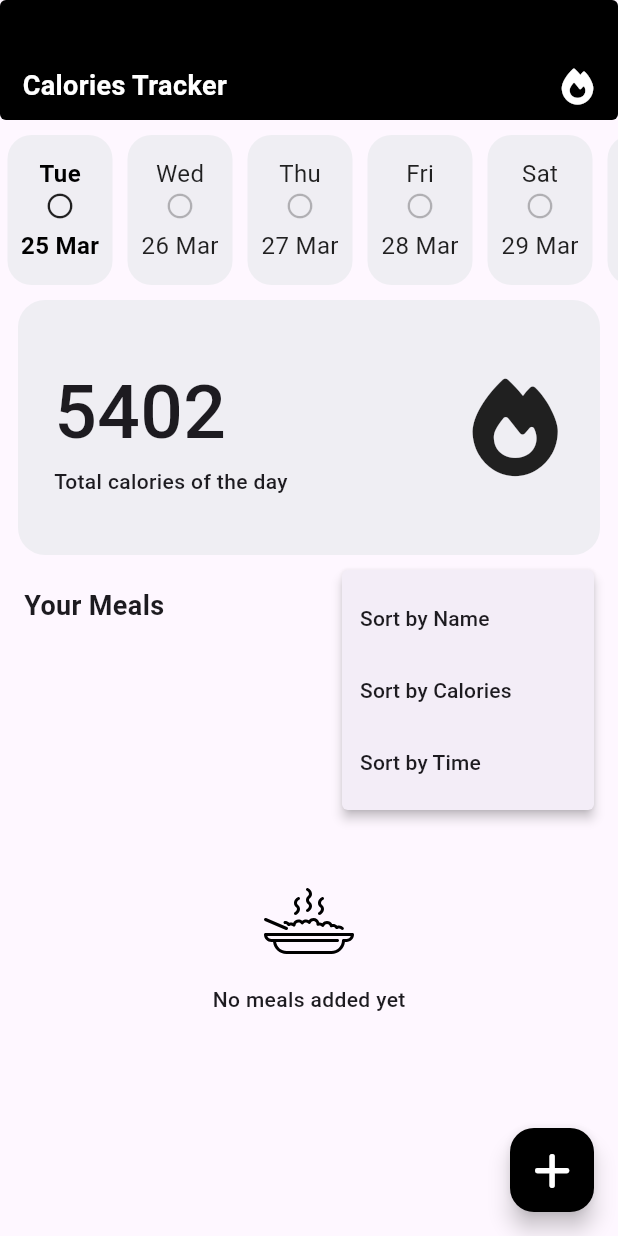
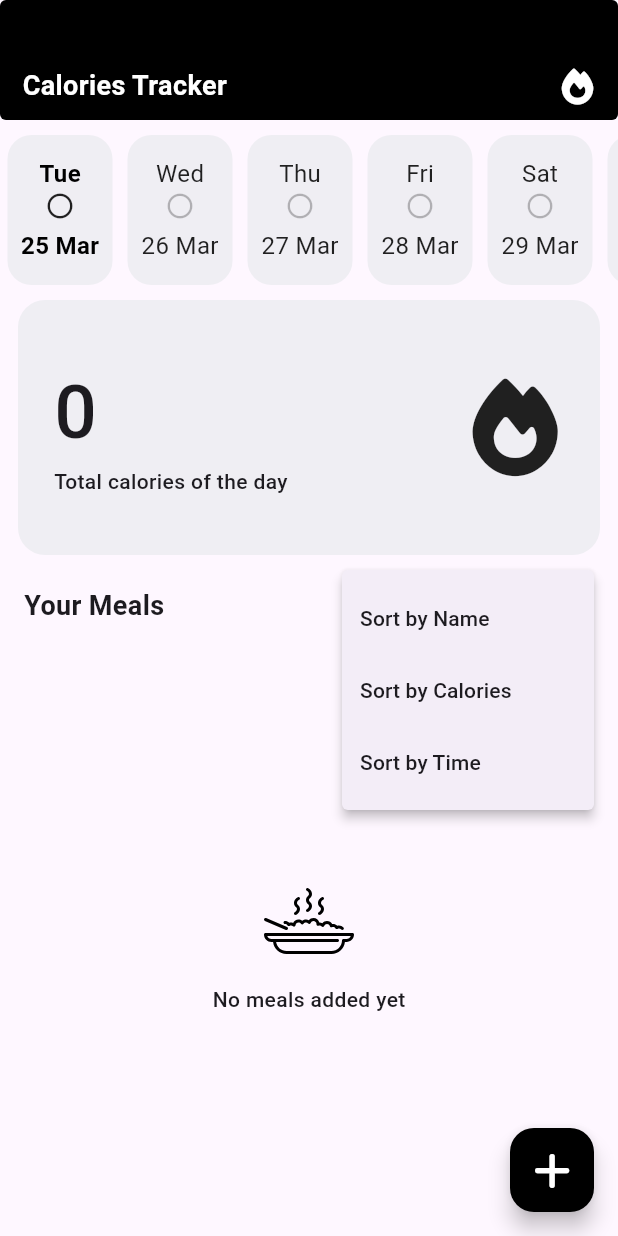
Before and after one commit to Alaataher027/meal_tracking_app, a Flutter app: the screen it shows after launch, after a tap on an icon or button, on a phone screen of 412 x 824 dp. Run offline on Flutter 3.47's test engine with Material 3 defaults, Android fonts, the phone set to English and light mode, and no system bars; our stand-ins replace bloc, flutter_bloc, flutter_svg, font_awesome_flutter, go_router, hive and 3 more; accounts and stored records are empty.

Commit message:
filter meals by the day and then sort them

```diff
--- a/lib/features/add_meal/presentation/views/widgets/add_meal_form.dart
+++ b/lib/features/add_meal/presentation/views/widgets/add_meal_form.dart
@@ -175,7 +175,7 @@ class _AddMealFormState extends State<AddMealForm> {
                           print(meal.calories);
                           print(meal.dateTime);
                           print(meal.imagePath);
-                          GoRouter.of(context).pop();
+                          // GoRouter.of(context).pop();
                         }
                       },
                       title: "Save",
--- a/lib/features/home/presentation/manager/cubits/cubit/meal_cubit.dart
+++ b/lib/features/home/presentation/manager/cubits/cubit/meal_cubit.dart
@@ -9,13 +9,16 @@ part 'meal_state.dart';
 class MealCubit extends Cubit<MealState> {
   MealCubit() : super(MealInitial());
   List<MealModel>? mealsList;
+  List<MealModel> filteredMeals = [];
+  int totalCalories = 0;
+  DateTime? selectedDate; // This can be null initially
 
   featchAllMeals() async {
-    emit(MealLoading()); // Add this state
+    emit(MealLoading());
     try {
       var mealsBox = Hive.box<MealModel>(kMealsBox);
       mealsList = mealsBox.values.toList();
-      emit(MealSuccess());
+      applyFiltersAndSort();
     } catch (e) {
       emit(MealFailure(e.toString()));
     }
@@ -23,31 +26,43 @@ class MealCubit extends Cubit<MealState> {
 
   void sortMeals(String criteria) {
     if (criteria == "name") {
-      mealsList?.sort(
-        (a, b) => (a.mealName ?? "").compareTo(b.mealName ?? ""),
-      );
+      mealsList?.sort((a, b) => (a.mealName ?? "").compareTo(b.mealName ?? ""));
     } else if (criteria == "calories") {
-      mealsList?.sort(
-        (a, b) => (a.calories ?? 0).compareTo(b.calories ?? 0),
-      );
+      mealsList?.sort((a, b) => (a.calories ?? 0).compareTo(b.calories ?? 0));
     } else if (criteria == "time") {
-      mealsList?.sort(
-        (a, b) => (a.dateTime ?? DateTime.now()).compareTo(
-          b.dateTime ?? DateTime.now(),
-        ),
-      );
+      mealsList?.sort((a, b) => (a.dateTime ?? DateTime(2000)).compareTo(
+            b.dateTime ?? DateTime(2000),
+          ));
     }
+    applyFiltersAndSort();
+  }
+
+  void filterMealsByDate(DateTime? date) {
+    selectedDate = date ?? DateTime.now(); // Ensure it's never null
+    applyFiltersAndSort();
+  }
+
+  void applyFiltersAndSort() {
+    if (selectedDate != null) {
+      filteredMeals = mealsList
+              ?.where((meal) =>
+                  meal.dateTime != null &&
+                  isSameDay(meal.dateTime!, selectedDate!))
+              .toList() ??
+          [];
+    } else {
+      filteredMeals = mealsList ?? [];
+    }
+
+    totalCalories =
+        filteredMeals.fold(0, (sum, meal) => sum + (meal.calories ?? 0));
+
     emit(MealSuccess());
   }
 
-  // Future<void> deleteMeal(int index) async {
-  //   try {
-  //     var mealsBox = Hive.openBox<MealModel>(kMealsBox);
-  //     await mealsBox.deleteAt(index);
-  //     mealsList?.removeAt(index);
-  //     emit(MealSuccess());
-  //   } on Exception catch (e) {
-  //     emit(MealError(e.toString()));
-  //   }
-  // }
+  bool isSameDay(DateTime mealDate, DateTime selectedDate) {
+    return mealDate.year == selectedDate.year &&
+        mealDate.month == selectedDate.month &&
+        mealDate.day == selectedDate.day;
+  }
 }
--- a/lib/features/home/presentation/views/home_view.dart
+++ b/lib/features/home/presentation/views/home_view.dart
@@ -24,7 +24,7 @@ class HomeView extends StatelessWidget {
         ),
       ),
       body: BlocProvider(
-        create: (context) => MealCubit()..featchAllMeals(),
+        create: (context) => MealCubit(),
         child: HomeViewBody(),
       ),
     );
--- a/lib/features/home/presentation/views/widgets/meals_list_view.dart
+++ b/lib/features/home/presentation/views/widgets/meals_list_view.dart
@@ -12,13 +12,15 @@ class MealsListView extends StatelessWidget {
   Widget build(BuildContext context) {
     return BlocBuilder<MealCubit, MealState>(
       builder: (context, state) {
-        if (state is MealSuccess) {
+        final mealCubit = BlocProvider.of<MealCubit>(context);
         List<MealModel> listOfMeals =
-              BlocProvider.of<MealCubit>(context).mealsList ?? [];
+            mealCubit.filteredMeals ?? mealCubit.mealsList ?? [];
 
         return RefreshIndicator(
           onRefresh: () async {
-              BlocProvider.of<MealCubit>(context).featchAllMeals();
+            await mealCubit.featchAllMeals();
+            mealCubit
+                .filterMealsByDate(mealCubit.selectedDate ?? DateTime.now());
           },
           child: listOfMeals.isEmpty
               ? SingleChildScrollView(
@@ -36,9 +38,6 @@ class MealsListView extends StatelessWidget {
                   },
                 ),
         );
-        } else {
-          return const Center(child: CircularProgressIndicator());
-        }
       },
     );
   }
--- a/lib/features/home/presentation/views/widgets/total_calories_of_day_item.dart
+++ b/lib/features/home/presentation/views/widgets/total_calories_of_day_item.dart
@@ -1,18 +1,23 @@
 import 'package:flutter/material.dart';
+import 'package:flutter_bloc/flutter_bloc.dart';
 import 'package:font_awesome_flutter/font_awesome_flutter.dart';
 import 'package:meal_tracking_app/constants.dart';
 import 'package:meal_tracking_app/core/utils/styles.dart';
+import 'package:meal_tracking_app/features/home/presentation/manager/cubits/cubit/meal_cubit.dart';
 
 class TotalCaloriesOfDayItem extends StatelessWidget {
   const TotalCaloriesOfDayItem({super.key});
 
   @override
   Widget build(BuildContext context) {
+    return BlocBuilder<MealCubit, MealState>(
+      builder: (context, state) {
+        int totalCalories = BlocProvider.of<MealCubit>(context).totalCalories;
+
         return Padding(
           padding: const EdgeInsets.symmetric(horizontal: 12, vertical: 10),
           child: Container(
             height: 170,
-        // width: 70,
             decoration: BoxDecoration(
               color: kPrimaryColor,
               borderRadius: BorderRadius.circular(18),
@@ -27,7 +32,7 @@ class TotalCaloriesOfDayItem extends StatelessWidget {
                     crossAxisAlignment: CrossAxisAlignment.start,
                     children: [
                       Text(
-                    "5402",
+                        "$totalCalories",
                         style: Styles.textStyle50,
                       ),
                       Text(
@@ -46,5 +51,7 @@ class TotalCaloriesOfDayItem extends StatelessWidget {
             ),
           ),
         );
+      },
+    );
   }
 }
--- a/lib/features/home/presentation/views/widgets/yearly_dayes_list.dart
+++ b/lib/features/home/presentation/views/widgets/yearly_dayes_list.dart
@@ -1,6 +1,8 @@
 import 'package:flutter/material.dart';
+import 'package:flutter_bloc/flutter_bloc.dart';
 import 'package:intl/intl.dart';
 import 'package:meal_tracking_app/constants.dart';
+import 'package:meal_tracking_app/features/home/presentation/manager/cubits/cubit/meal_cubit.dart';
 
 class YearlyDaysList extends StatefulWidget {
   const YearlyDaysList({super.key});
@@ -51,6 +53,8 @@ class _YearlyDaysListState extends State<YearlyDaysList> {
     setState(() {
       selectedIndex = index;
     });
+
+    BlocProvider.of<MealCubit>(context).filterMealsByDate(daysOfYear[index]);
   }
 
   @override
```
Also changed, not shown: lib/features/add_meal/presentation/views/add_meal_view.dart (+7 -1 lines). Lines whose indentation alone changed are shown as unchanged.
